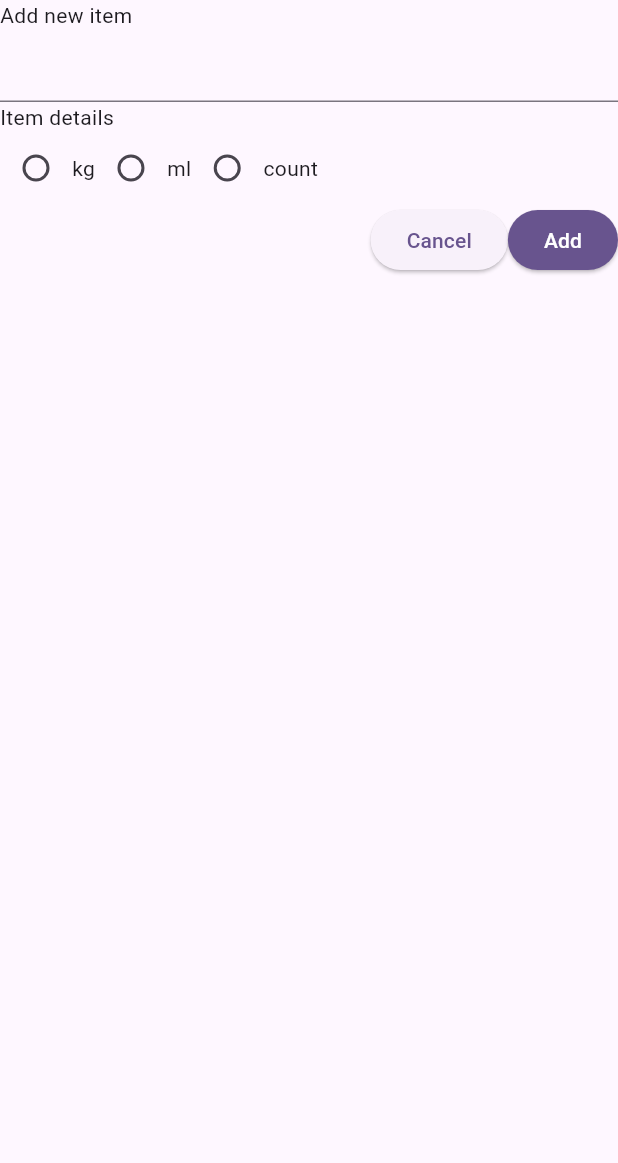
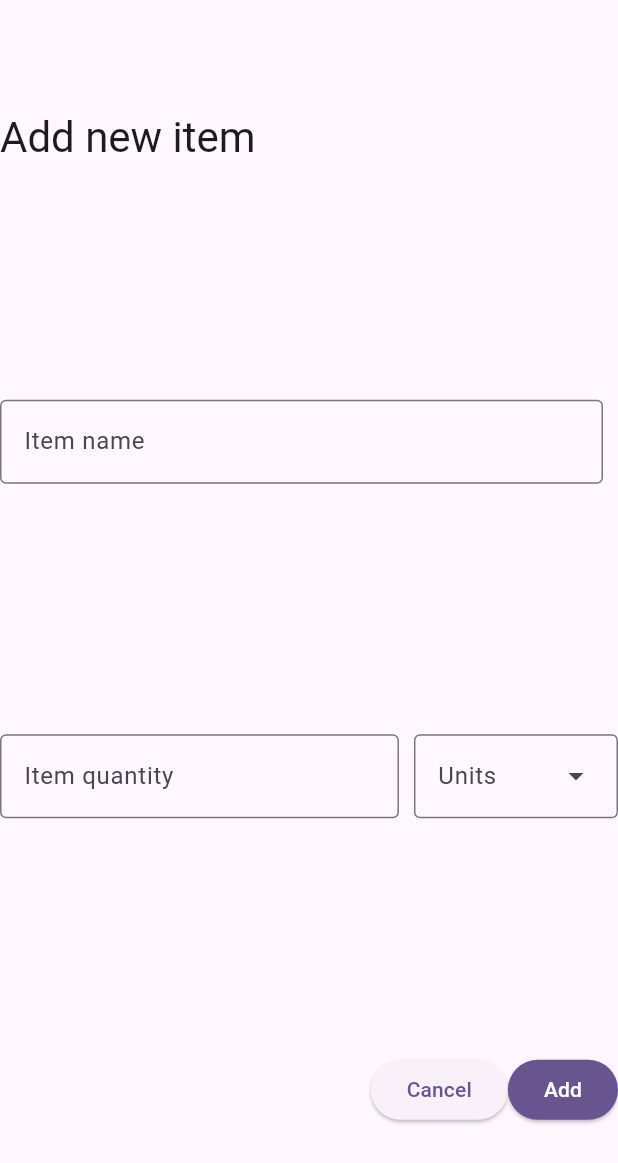
Before and after one commit to arroyoAle/foood, a Flutter app: the ItemForm widget shown alone on an empty page, opened directly, on a phone screen of 412 x 824 dp. Shown: the top 1163 px of the screen. Run offline on Flutter 3.47's test engine with Material 3 defaults, Android fonts, the phone set to English and light mode, and no system bars; generated files the repository leaves out were written again.

Commit message:
formatting and adding fields popup

```diff
--- a/lib/forms.dart
+++ b/lib/forms.dart
@@ -1,22 +1,5 @@
 import 'package:flutter/material.dart';
-
-class UnitsInput extends StatelessWidget {
-  const UnitsInput({super.key, required this.radioValue});
-
-  final RadioValue? radioValue;
-
-  @override
-  Widget build(BuildContext context) {
-    if (radioValue == RadioValue.weight){
-      return Text('weight');
-    } else if (radioValue == RadioValue.liquid) {
-      return Text('liquid');
-    } else if (radioValue == RadioValue.count) {
-      return Text('count');
-    }
-    return Container();
-  }
-}
+import 'package:foood/models/item.dart';
 
 class ItemForm extends StatefulWidget {
   const ItemForm({super.key});
@@ -27,13 +10,17 @@ class ItemForm extends StatefulWidget {
   }
 }
 
-enum RadioValue { weight, liquid, count }
+List<String> units = ['kg', 'g', 'l', 'ml', 'count'];
 
 class ItemFormState extends State<ItemForm> {
+  final TextEditingController nameController = TextEditingController();
+  final TextEditingController quantityController = TextEditingController();
   final _formKey = GlobalKey<FormState>();
-  RadioValue? _radioValue;
+  String? _selectedUnits;
 
-  void _handleRadioInput(RadioValue? value) {
+
+  void onAdd() {
+    Item item = Item(nameController.text, _selectedUnits!, int.parse(quantityController.text), false);
 
   }
 
@@ -42,56 +29,71 @@ class ItemFormState extends State<ItemForm> {
     return Form(
       key: _formKey,
       child: Column(
+        mainAxisAlignment: MainAxisAlignment.spaceAround,
         crossAxisAlignment: CrossAxisAlignment.end,
         children: <Widget>[
           Container(
             alignment: Alignment.centerLeft,
-            child: Text('Add new item'),
+            child: Text(
+              'Add new item',
+              style: Theme.of(context).textTheme.headlineMedium,
+            ),
           ),
-          TextFormField(
+          Container(
+            padding: const EdgeInsets.fromLTRB(0, 10, 10, 10),
+            child: TextFormField(
+            decoration: InputDecoration(
+              border: OutlineInputBorder(),
+              labelText: 'Item name',
+            ),
+            controller: nameController,
             validator: (value) {
               if (value == null || value.isEmpty) {
                 return 'Please enter some text';
               }
               return null;
-            },
+            }),
           ),
-          Container(
-            alignment: Alignment.centerLeft,
-            child: Text('Item details'),
-          ),
-          Container(
-            alignment: Alignment.center,
-            child: RadioGroup(
-              groupValue: _radioValue,
-              onChanged: (RadioValue? value) {
-                setState(() {
-                  _radioValue = value;
-                });
-                _handleRadioInput(value);
-              },
-              child: Row(
-                children: [
-                  Radio<RadioValue>(
-                    value: RadioValue.weight,
+          Row(
+            mainAxisAlignment: MainAxisAlignment.spaceBetween,
+            children: [
+              Expanded(
+                flex: 1,
+                child: Container(
+                  padding: const EdgeInsets.fromLTRB(0, 10, 10, 10),
+                  child: TextFormField(
+                  decoration: InputDecoration(
+                    border: OutlineInputBorder(),
+                    labelText: 'Item quantity',
                   ),
-                  Text('kg'),
-                  Radio<RadioValue>(
-                    value: RadioValue.liquid,
-                  ),
-                  // Radio(value: Text('ml')),
-                  Text('ml'),
-                  Radio(
-                    value: RadioValue.count
-                  ),
-                  Text('count'),
-                ],
+                  controller: quantityController,
+                  validator: (value) {
+                    if (value == null || value.isEmpty) {
+                      return 'Please enter some text';
+                    }
+                    return null;
+                  }),
+                ),
+              ),
+              Container(
+                alignment: Alignment.centerRight,
+                child: DropdownMenu<String>(
+                  label: Text('Units'),
+                  dropdownMenuEntries: units.map<DropdownMenuEntry<String>>(
+                    (String unit) {
+                      return DropdownMenuEntry<String>(
+                        value: unit,
+                        label: unit,
+                      );
+                    }).toList(),
+                  onSelected: (String? value) {
+                    setState(() {
+                      _selectedUnits = value;
+                    });
+                  },
+                )
               )
-            ),
-          ),
-          Container(
-            alignment: Alignment.center,
-            child: UnitsInput(radioValue: _radioValue),
+            ],
           ),
           Row(
             mainAxisAlignment: MainAxisAlignment.end,
@@ -108,13 +110,11 @@ class ItemFormState extends State<ItemForm> {
                   foregroundColor: Theme.of(context).colorScheme.onPrimary,
                 ),
                 onPressed: () {
-                  // Validate returns true if the form is valid, or false otherwise.
                   if (_formKey.currentState!.validate()) {
-                    // If the form is valid, display a snackbar. In the real world,
-                    // you'd often call a server or save the information in a database.
                     ScaffoldMessenger.of(context).showSnackBar(
                       const SnackBar(content: Text('New item added')),
                     );
+                    onAdd;
                     Navigator.pop(context);
                   }
                 },
--- a/lib/pages/home.dart
+++ b/lib/pages/home.dart
@@ -29,6 +29,11 @@ class _MyHomePageState extends State<MyHomePage> {
         child: Column(
           mainAxisAlignment: MainAxisAlignment.center,
           children: <Widget>[
+            // CalendarDatePicker(
+            //     initialDate: DateTime.now(),
+            //     firstDate: DateTime.now().subtract(const Duration(days: 10000)),
+            //     lastDate: DateTime.now().add(const Duration(days: 10000)),
+            //     onDateChanged: ),
             const Text('You have pushed the button this many times:'),
             Text(
               '$_counter',
--- a/lib/pages/lists.dart
+++ b/lib/pages/lists.dart
@@ -54,13 +54,9 @@ class _ListsHomePageState extends State<ListsHomePage> {
       return Dialog(
         child: SingleChildScrollView(
           child: Container(
-            padding: const EdgeInsets.all(10),
+            padding: const EdgeInsets.all(15),
             child: ItemForm(),
-
-
-          // title: Text('Add new item'),
-          // content: ItemForm(),
-        ),
+          ),
         ),
       );
     });
```
